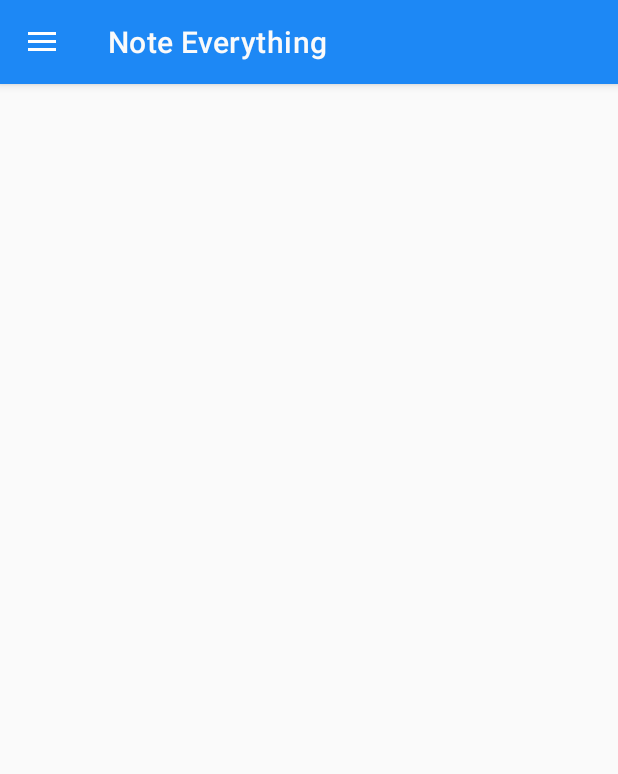
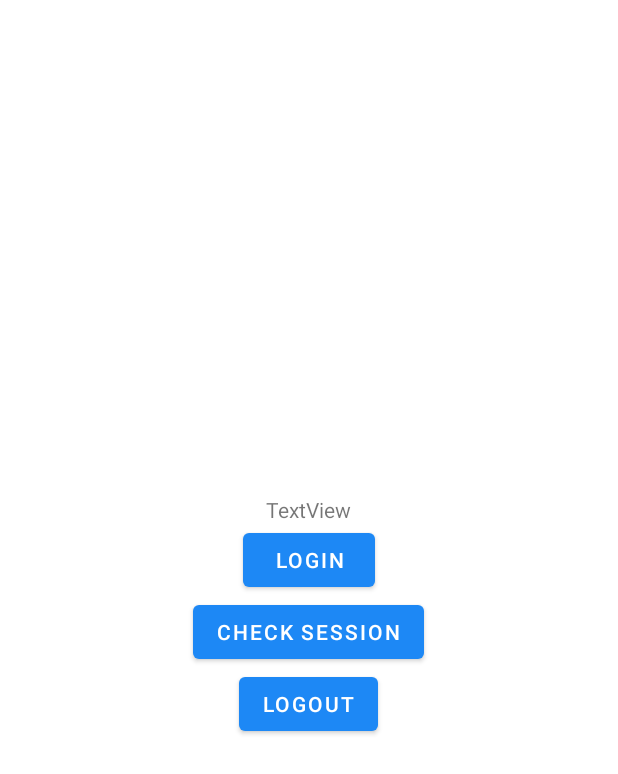
Before and after one commit to AndrewButch/Note_Everything, an Android app: the screen it shows after launch (MainActivity before the commit, AuthActivity after it), on a phone screen of 412 x 824 dp. Shown: the top 774 px of the screen. Run offline under Robolectric (Android 15) with nearby library versions, the phone set to English and light mode, and no system bars; our stand-ins replace Dagger/Hilt's generated code, Firebase (no records; nobody signed in at launch, a user with empty details on screens opened directly), Timber.

Commit message:
Hardcode login works. Also exists cache FirebaseUser

```diff
--- a/app/src/main/java/com/andrewbutch/noteeverything/framework/ui/auth/AuthActivity.kt
+++ b/app/src/main/java/com/andrewbutch/noteeverything/framework/ui/auth/AuthActivity.kt
@@ -1,6 +1,71 @@
 package com.andrewbutch.noteeverything.framework.ui.auth
 
+import android.os.Bundle
+import android.widget.Toast
+import com.andrewbutch.noteeverything.R
+import com.andrewbutch.noteeverything.business.domain.model.User
+import com.andrewbutch.noteeverything.framework.datasource.network.abstraction.AuthFirestoreService
+import com.andrewbutch.noteeverything.framework.datasource.network.implementation.AuthFireStoreServiceImpl
+import com.andrewbutch.noteeverything.framework.datasource.network.mapper.UserNetworkMapper
+import com.google.firebase.auth.FirebaseAuth
 import dagger.android.support.DaggerAppCompatActivity
+import kotlinx.android.synthetic.main.activity_auth.*
+import kotlinx.coroutines.CoroutineScope
+import kotlinx.coroutines.Dispatchers.IO
+import kotlinx.coroutines.Dispatchers.Main
+import kotlinx.coroutines.launch
+import kotlinx.coroutines.withContext
 
 class AuthActivity : DaggerAppCompatActivity() {
+
+    lateinit var authService: AuthFirestoreService
+    val email = "testuser2@mail.ru"
+    val pass = "123456"
+
+    override fun onCreate(savedInstanceState: Bundle?) {
+        super.onCreate(savedInstanceState)
+        setContentView(R.layout.activity_auth)
+
+        authService = AuthFireStoreServiceImpl(FirebaseAuth.getInstance(), UserNetworkMapper())
+
+        loginBtn.setOnClickListener {
+            CoroutineScope(IO).launch {
+                val user = authService.login(email, pass)
+                user?.let {
+                    setUser(user)
+                }
+            }
+        }
+
+        checkSessionBtn.setOnClickListener {
+            val authUser = authService.getCurrentUser()
+            if (authUser != null) {
+                Toast.makeText(this, "Cached user", Toast.LENGTH_SHORT).show()
+                CoroutineScope(Main).launch {
+                    setUser(authUser)
+                }
+            } else {
+                Toast.makeText(this, "No auth user", Toast.LENGTH_SHORT).show()
+            }
+        }
+
+        logoutBtn.setOnClickListener {
+            Toast.makeText(this, "Try logout", Toast.LENGTH_SHORT).show()
+            CoroutineScope(IO).launch {
+                authService.logout()
+                cleanUser()
+
+            }
+        }
+    }
+
+    suspend fun setUser(user: User) = withContext(Main) {
+        userTextView.text = "name: ${user.displayName}\n" +
+                "email: ${user.email}\n " +
+                "user: ${user.id}"
+    }
+
+    suspend fun cleanUser() = withContext(Main) {
+        userTextView.text = ""
+    }
 }
--- /dev/null
+++ b/app/src/main/res/layout/activity_auth.xml
@@ -0,0 +1,33 @@
+<?xml version="1.0" encoding="utf-8"?>
+<LinearLayout xmlns:android="http://schemas.android.com/apk/res/android"
+    xmlns:tools="http://schemas.android.com/tools"
+    android:layout_width="match_parent"
+    android:layout_height="match_parent"
+    android:orientation="vertical"
+    android:gravity="center"
+    tools:context=".framework.ui.auth.AuthActivity">
+
+
+    <TextView
+        android:id="@+id/userTextView"
+        android:layout_width="wrap_content"
+        android:layout_height="wrap_content"
+        android:text="TextView" />
+
+    <Button
+        android:id="@+id/loginBtn"
+        android:layout_width="wrap_content"
+        android:layout_height="wrap_content"
+        android:text="login" />
+    <Button
+        android:id="@+id/checkSessionBtn"
+        android:layout_width="wrap_content"
+        android:layout_height="wrap_content"
+        android:text="Check session"/>
+    <Button
+        android:id="@+id/logoutBtn"
+        android:layout_width="wrap_content"
+        android:layout_height="wrap_content"
+        android:text="Logout"
+/>
+</LinearLayout>
```
Also changed, not shown: app/src/main/AndroidManifest.xml (+6 -3 lines).
